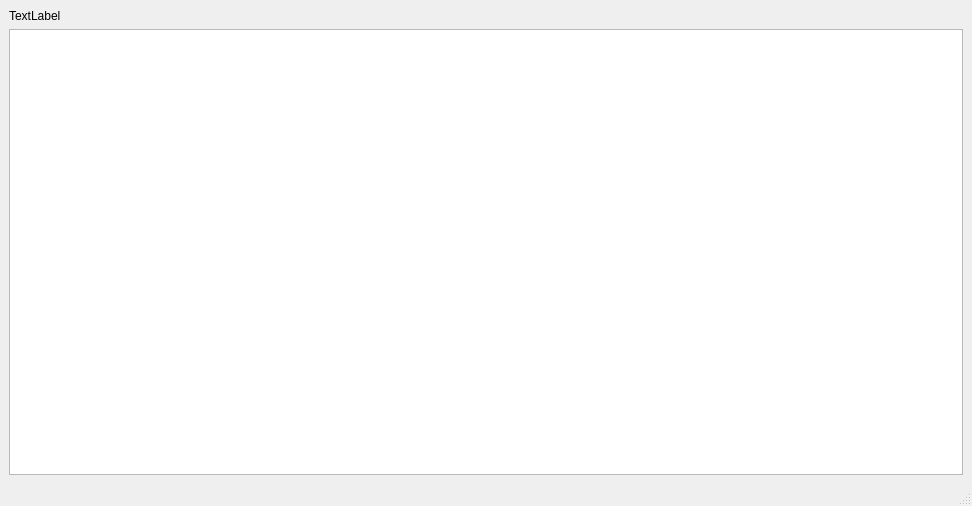
This is Lyrics/mainwindow.ui in georgezzzh/SpotifyLyricQt as Qt 5 draws it before an edit. The edited form follows.
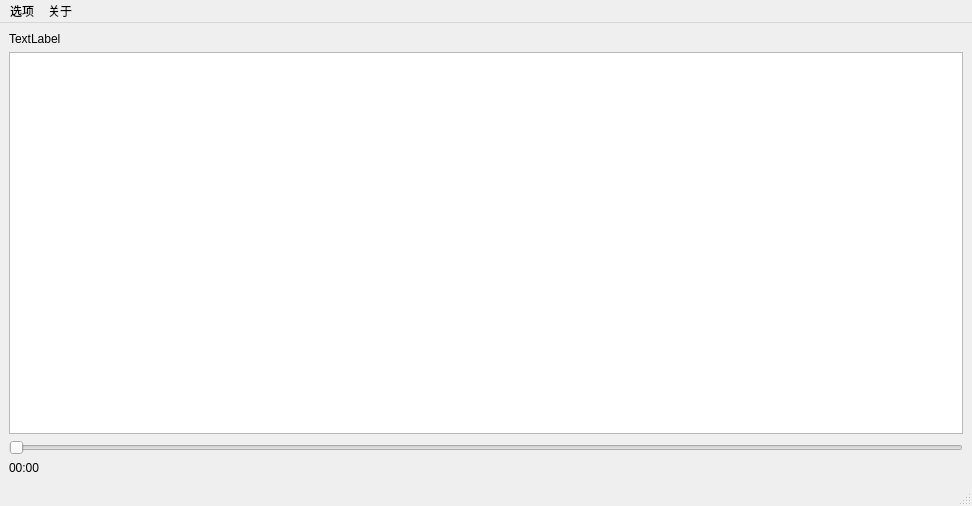
This is the edited form. Custom widgets are drawn as their Qt base class.

```diff
--- a/Lyrics/mainwindow.ui
+++ b/Lyrics/mainwindow.ui
@@ -23,7 +23,21 @@
      </widget>
     </item>
     <item>
-     <widget class="QTextBrowser" name="lyricLabel"/>
+     <widget class="MyTextBrowser" name="lyricLabel"/>
+    </item>
+    <item>
+     <widget class="QSlider" name="horizontalSlider">
+      <property name="orientation">
+       <enum>Qt::Horizontal</enum>
+      </property>
+     </widget>
+    </item>
+    <item>
+     <widget class="QLabel" name="currentTimeLabel">
+      <property name="text">
+       <string>00:00</string>
+      </property>
+     </widget>
     </item>
    </layout>
   </widget>
@@ -36,9 +50,31 @@
      <height>26</height>
     </rect>
    </property>
+   <widget class="QMenu" name="menu">
+    <property name="title">
+     <string>选项</string>
+    </property>
+    <addaction name="actionSettings"/>
+    <addaction name="actionExport"/>
+   </widget>
+   <widget class="QMenu" name="menu_2">
+    <property name="title">
+     <string>关于</string>
+    </property>
+    <addaction name="actionAboutThis"/>
+   </widget>
+   <addaction name="menu"/>
+   <addaction name="menu_2"/>
   </widget>
   <widget class="QStatusBar" name="statusbar"/>
  </widget>
+ <customwidgets>
+  <customwidget>
+   <class>MyTextBrowser</class>
+   <extends>QTextBrowser</extends>
+   <header location="global">mytextbrowser.h</header>
+  </customwidget>
+ </customwidgets>
  <resources/>
  <connections/>
 </ui>
```
Left out of the diff: 15 changed lines with no effect on the pictures.
